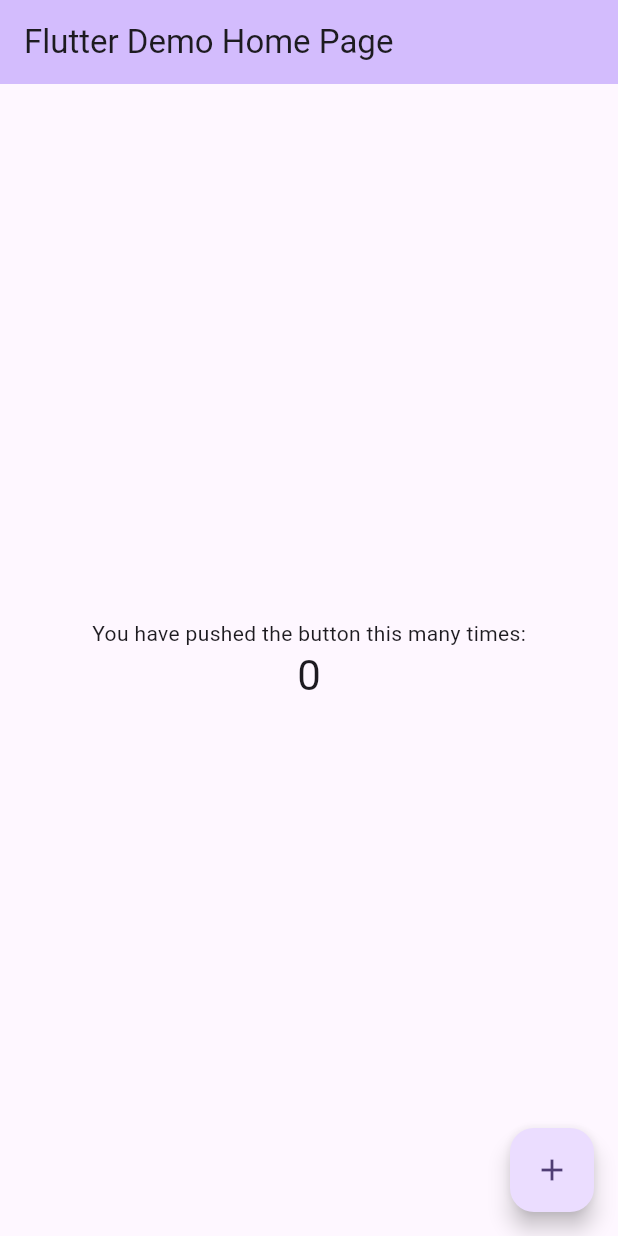
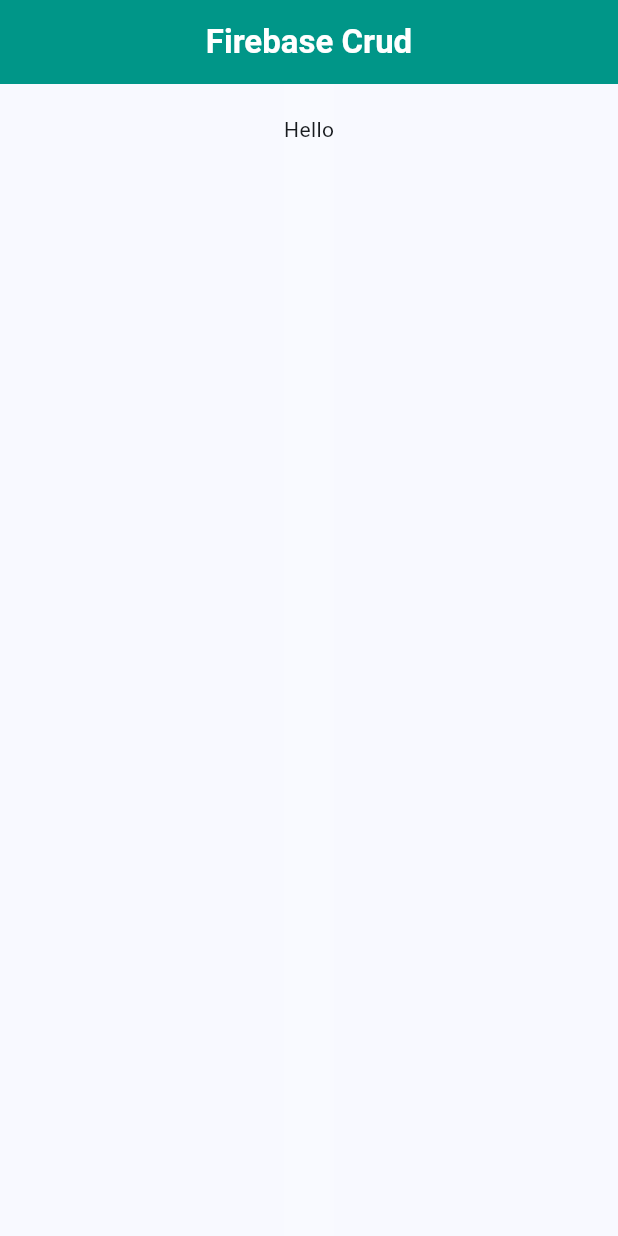
Before and after one commit to Tanvir-Hasan2/Firebase-CRUD-all-by-me, a Flutter app: the screen it shows after launch, on a phone screen of 412 x 824 dp. Run offline on Flutter 3.47's test engine with Material 3 defaults, Android fonts, the phone set to English and light mode, and no system bars; our stand-ins replace firebase_core; accounts and stored records are empty.

Commit message:
added firebase using CLI

```diff
--- a/lib/main.dart
+++ b/lib/main.dart
@@ -1,6 +1,12 @@
 import 'package:flutter/material.dart';
+import 'package:firebase_core/firebase_core.dart';
+import 'firebase_options.dart';
 
-void main() {
+void main() async{
+  WidgetsFlutterBinding.ensureInitialized();
+  await Firebase.initializeApp(
+    options: DefaultFirebaseOptions.currentPlatform,
+  );
   runApp(const MyApp());
 }
 
@@ -11,115 +17,44 @@
   @override
   Widget build(BuildContext context) {
     return MaterialApp(
+      debugShowCheckedModeBanner: false,
       title: 'Flutter Demo',
       theme: ThemeData(
-        // This is the theme of your application.
-        //
-        // TRY THIS: Try running your application with "flutter run". You'll see
-        // the application has a purple toolbar. Then, without quitting the app,
-        // try changing the seedColor in the colorScheme below to Colors.green
-        // and then invoke "hot reload" (save your changes or press the "hot
-        // reload" button in a Flutter-supported IDE, or press "r" if you used
-        // the command line to start the app).
-        //
-        // Notice that the counter didn't reset back to zero; the application
-        // state is not lost during the reload. To reset the state, use hot
-        // restart instead.
-        //
-        // This works for code too, not just values: Most code changes can be
-        // tested with just a hot reload.
-        colorScheme: ColorScheme.fromSeed(seedColor: Colors.deepPurple),
+        colorScheme: ColorScheme.fromSeed(seedColor: Colors.blue),
         useMaterial3: true,
       ),
-      home: const MyHomePage(title: 'Flutter Demo Home Page'),
+      home: const HomePage(),
     );
   }
 }
-
-class MyHomePage extends StatefulWidget {
-  const MyHomePage({super.key, required this.title});
-
-  // This widget is the home page of your application. It is stateful, meaning
-  // that it has a State object (defined below) that contains fields that affect
-  // how it looks.
-
-  // This class is the configuration for the state. It holds the values (in this
-  // case the title) provided by the parent (in this case the App widget) and
-  // used by the build method of the State. Fields in a Widget subclass are
-  // always marked "final".
-
-  final String title;
+class HomePage extends StatefulWidget {
+  const HomePage({super.key});
 
   @override
-  State<MyHomePage> createState() => _MyHomePageState();
+  State<HomePage> createState() => _HomePageState();
 }
 
-class _MyHomePageState extends State<MyHomePage> {
-  int _counter = 0;
-
-  void _incrementCounter() {
-    setState(() {
-      // This call to setState tells the Flutter framework that something has
-      // changed in this State, which causes it to rerun the build method below
-      // so that the display can reflect the updated values. If we changed
-      // _counter without calling setState(), then the build method would not be
-      // called again, and so nothing would appear to happen.
-      _counter++;
-    });
-  }
-
+class _HomePageState extends State<HomePage> {
   @override
   Widget build(BuildContext context) {
-    // This method is rerun every time setState is called, for instance as done
-    // by the _incrementCounter method above.
-    //
-    // The Flutter framework has been optimized to make rerunning build methods
-    // fast, so that you can just rebuild anything that needs updating rather
-    // than having to individually change instances of widgets.
-    return Scaffold(
-      appBar: AppBar(
-        // TRY THIS: Try changing the color here to a specific color (to
-        // Colors.amber, perhaps?) and trigger a hot reload to see the AppBar
-        // change color while the other colors stay the same.
-        backgroundColor: Theme.of(context).colorScheme.inversePrimary,
-        // Here we take the value from the MyHomePage object that was created by
-        // the App.build method, and use it to set our appbar title.
-        title: Text(widget.title),
-      ),
-      body: Center(
-        // Center is a layout widget. It takes a single child and positions it
-        // in the middle of the parent.
-        child: Column(
-          // Column is also a layout widget. It takes a list of children and
-          // arranges them vertically. By default, it sizes itself to fit its
-          // children horizontally, and tries to be as tall as its parent.
-          //
-          // Column has various properties to control how it sizes itself and
-          // how it positions its children. Here we use mainAxisAlignment to
-          // center the children vertically; the main axis here is the vertical
-          // axis because Columns are vertical (the cross axis would be
-          // horizontal).
-          //
-          // TRY THIS: Invoke "debug painting" (choose the "Toggle Debug Paint"
-          // action in the IDE, or press "p" in the console), to see the
-          // wireframe for each widget.
-          mainAxisAlignment: MainAxisAlignment.center,
-          children: <Widget>[
-            const Text(
-              'You have pushed the button this many times:',
+    return SafeArea(
+      child: Scaffold(
+        appBar: AppBar(
+          backgroundColor: Colors.teal,
+          title: const Text("Firebase Crud",style: TextStyle(color:Colors.white,fontWeight: FontWeight.bold),),
+          centerTitle: true,
+        ),
+        body: Center(
+          child: Container(
+            color: Colors.white12,
+            child: const Column(
+              children: [
+                Text("\nHello"),
+              ],
             ),
-            Text(
-              '$_counter',
-              style: Theme.of(context).textTheme.headlineMedium,
-            ),
-          ],
+          ),
         ),
       ),
-      floatingActionButton: FloatingActionButton(
-        onPressed: _incrementCounter,
-        tooltip: 'Increment',
-        child: const Icon(Icons.add),
-      ), // This trailing comma makes auto-formatting nicer for build methods.
     );
   }
 }
--- a/pubspec.yaml
+++ b/pubspec.yaml
@@ -35,6 +35,7 @@
   # The following adds the Cupertino Icons font to your application.
   # Use with the CupertinoIcons class for iOS style icons.
   cupertino_icons: ^1.0.2
+  firebase_core:
 
 dev_dependencies:
   flutter_test:
```
Also changed, not shown: lib/firebase_options.dart (added), pubspec.lock, 9 other files.
